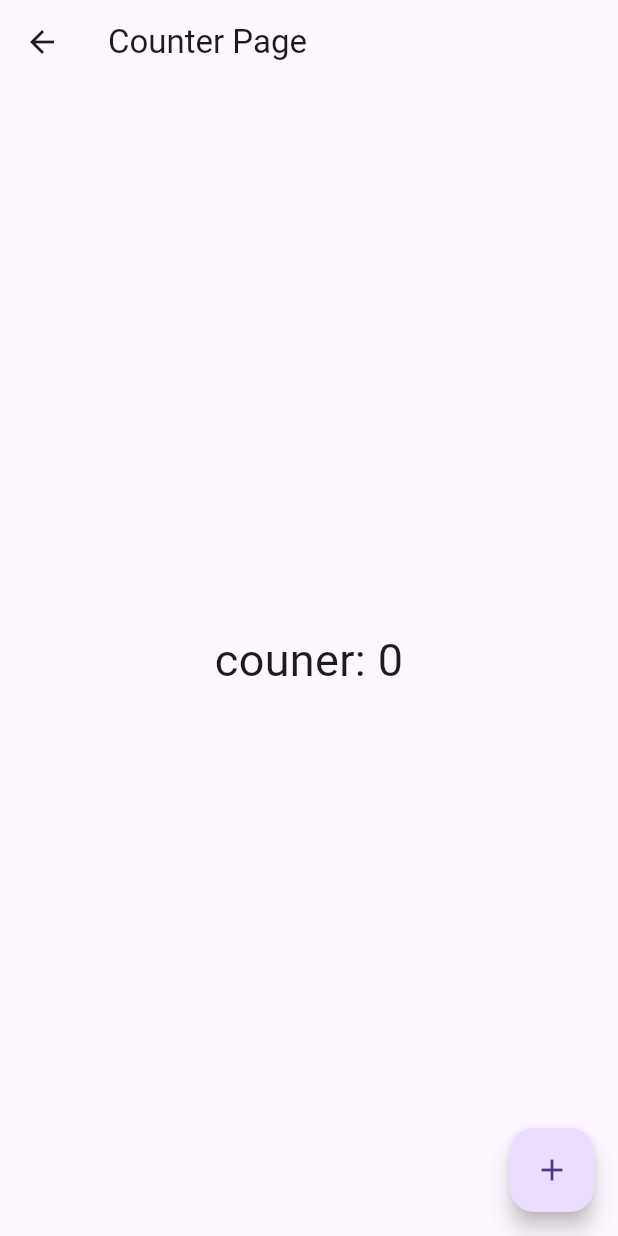
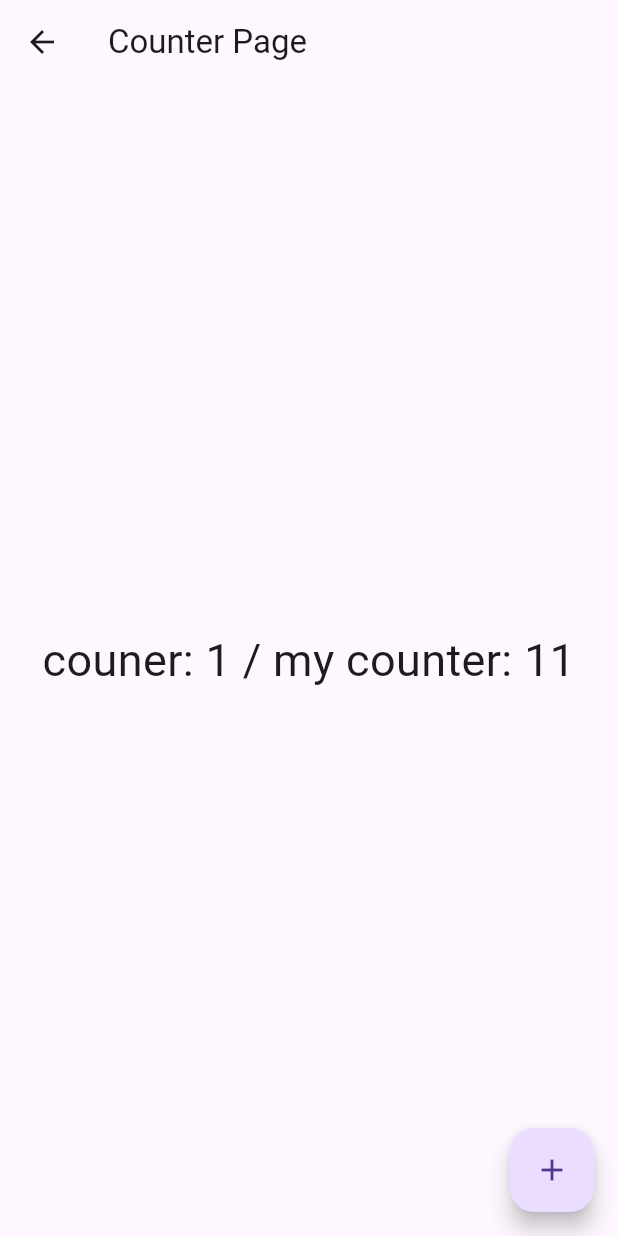
Before and after one commit to WaterMan-Joy/Flutter-Sample3, a Flutter app: the screen it shows after launch, after a tap on "Counter Page", on a phone screen of 412 x 824 dp. Run offline on Flutter 3.47's test engine with Material 2 defaults, Android fonts, the phone set to English and light mode, and no system bars.

Commit message:
상태 페이지 컨트롤 연습

```diff
--- a/lib/main.dart
+++ b/lib/main.dart
@@ -1,6 +1,8 @@
 import 'package:flutter/material.dart';
 import 'package:provider/provider.dart';
 import 'package:sample3/pages/counter_page.dart';
+import 'package:sample3/pages/handle_dialog_page.dart';
+import 'package:sample3/pages/navigate_page.dart';
 import 'package:sample3/providers/counter.dart';
 
 void main() {
@@ -54,6 +56,25 @@ class MyHomePage extends StatelessWidget {
                   style: TextStyle(fontSize: 20),
                 ),
               ),
+              ElevatedButton(
+                onPressed: () {
+                  Navigator.push(context,
+                      MaterialPageRoute(builder: (_) => HandleDialogPage()));
+                },
+                child: Text('Handle Dialog'),
+              ),
+              ElevatedButton(
+                onPressed: () => Navigator.push(
+                  context,
+                  MaterialPageRoute(
+                    builder: (context) => NavigatoePage(),
+                  ),
+                ),
+                child: Text(
+                  'Navigate Page',
+                  style: TextStyle(fontSize: 30),
+                ),
+              ),
             ],
           ),
         ),
--- a/lib/pages/counter_page.dart
+++ b/lib/pages/counter_page.dart
@@ -10,6 +10,20 @@ class CounterPage extends StatefulWidget {
 }
 
 class _CounterPageState extends State<CounterPage> {
+  int myCounter = 0;
+  @override
+  void initState() {
+    super.initState();
+    WidgetsBinding.instance.addPostFrameCallback((_) {
+      context.read<Counter>().increment();
+      myCounter = context.read<Counter>().counter + 10;
+    });
+    // Future.delayed(Duration(seconds: 0), () {
+    //   context.read<Counter>().increment();
+    //   myCounter = context.read<Counter>().counter + 10;
+    // });
+  }
+
   @override
   Widget build(BuildContext context) {
     return Scaffold(
@@ -18,7 +32,7 @@ class _CounterPageState extends State<CounterPage> {
       ),
       body: Center(
         child: Text(
-          'couner: ${context.watch<Counter>().counter}',
+          'couner: ${context.watch<Counter>().counter} / my counter: ${myCounter}',
           style: TextStyle(fontSize: 30),
           textAlign: TextAlign.center,
         ),
```
Also changed, not shown: lib/pages/handle_dialog_page.dart (+57 -1 lines), lib/pages/navigate_page.dart (+78 -0 lines).
